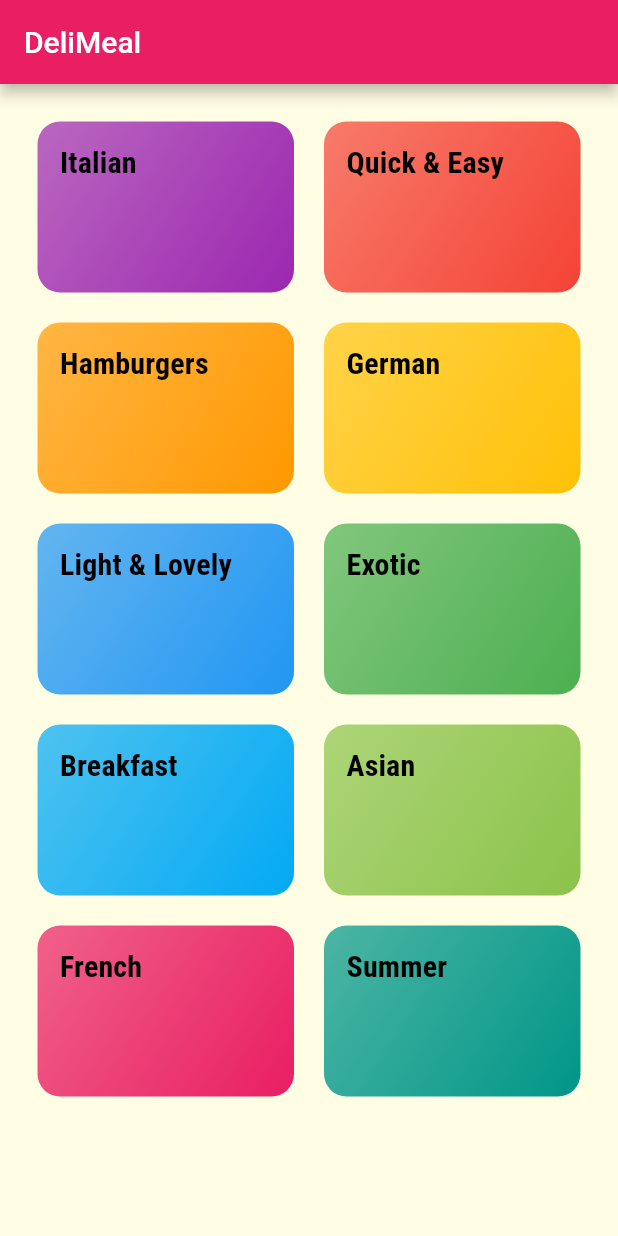
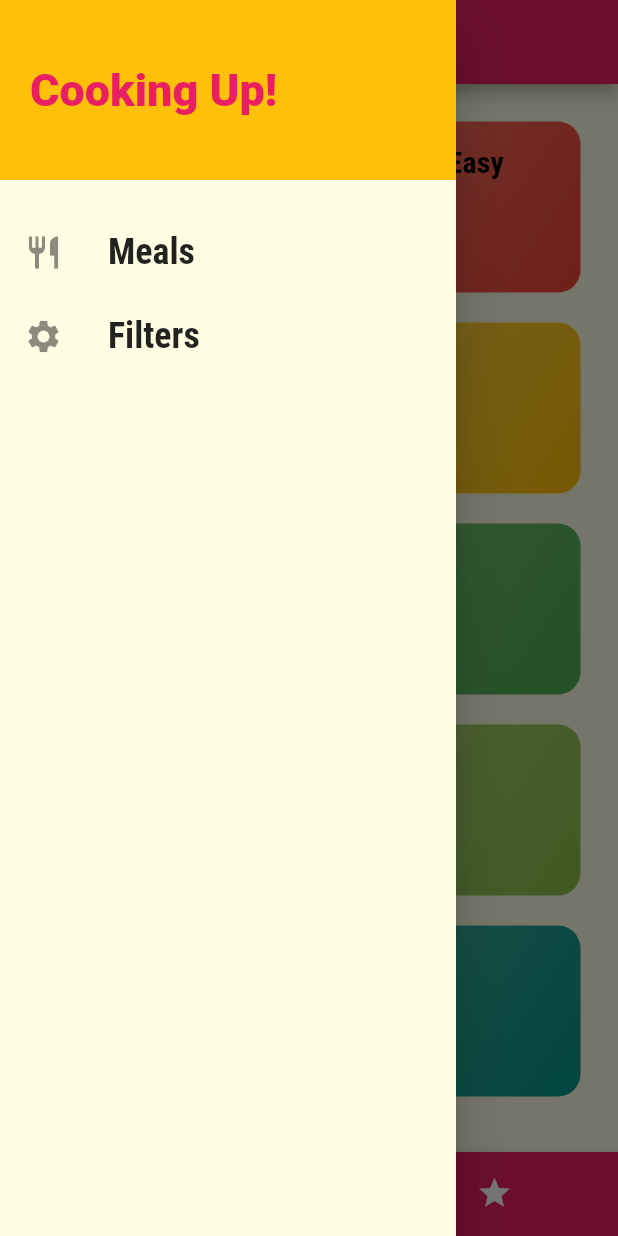
Before and after one commit to piusgori/shop-app, a Flutter app: the screen it shows after launch, with the side drawer open (before the commit the screen has no drawer), on a phone screen of 412 x 824 dp. Run offline on Flutter 3.47's test engine with Material 2 defaults, Android fonts, the phone set to English and light mode, and no system bars.

Commit message:
added drawer tab navigation

```diff
--- a/lib/main.dart
+++ b/lib/main.dart
@@ -1,6 +1,8 @@
 import 'package:flutter/material.dart';
-import 'package:flutter_complete_guide/categories_screen.dart';
-import 'package:flutter_complete_guide/category_meals_screen.dart';
+import 'package:flutter_complete_guide/screens/category_meals_screen.dart';
+import 'package:flutter_complete_guide/screens/categories_screen.dart';
+import 'package:flutter_complete_guide/screens/meal_detail_screen.dart';
+import 'package:flutter_complete_guide/screens/tabs_Screen.dart';
 
 void main() => runApp(MyApp());
 
@@ -8,6 +10,7 @@ class MyApp extends StatelessWidget {
   @override
   Widget build(BuildContext context) {
     return MaterialApp(
+      debugShowCheckedModeBanner: false,
       title: 'DeliMeals',
       theme: ThemeData(
         primarySwatch: Colors.pink,
@@ -15,24 +18,26 @@ class MyApp extends StatelessWidget {
         canvasColor: Color.fromRGBO(255, 254, 229, 1),
         fontFamily: 'Raleway',
         textTheme: ThemeData.light().textTheme.copyWith(
-          bodySmall: TextStyle(
-            color: Color.fromRGBO(20, 51, 51, 1)
-          ),
-          labelSmall: TextStyle(
-            color: Color.fromRGBO(20, 51, 51, 1)
-          ),
-          titleSmall: TextStyle(
-            fontFamily: 'RobotoCondensed',
-            fontSize: 20,
-            fontWeight: FontWeight.bold
-          ),
-        ),
+              bodySmall: TextStyle(color: Color.fromRGBO(20, 51, 51, 1)),
+              labelSmall: TextStyle(color: Color.fromRGBO(20, 51, 51, 1)),
+              titleSmall: TextStyle(
+                  fontFamily: 'RobotoCondensed',
+                  fontSize: 20,
+                  fontWeight: FontWeight.bold),
+            ),
       ),
-      home: CategoriesScreen(),
+      // home: CategoriesScreen(),
       routes: {
+        '/': (ctx) => TabsScreen(),
         CategoryMealsScreen.routeName: (ctx) => CategoryMealsScreen(),
+        MealDetailScreen.routeName: (ctx) => MealDetailScreen(),
       },
-
+      onGenerateRoute: (setting) {
+        return MaterialPageRoute(builder: (ctx) => CategoriesScreen());
+      },
+      onUnknownRoute: (settings) {
+        return MaterialPageRoute(builder: (ctx) => CategoriesScreen());
+      },
     );
   }
 }
--- a/lib/categories_screen.dart
+++ b/lib/screens/categories_screen.dart
@@ -1,19 +1,14 @@
 import 'package:flutter/material.dart';
 import 'package:flutter_complete_guide/dummy_data.dart';
-import 'package:flutter_complete_guide/category_item.dart';
+import 'package:flutter_complete_guide/widgets/category_item.dart';
 
 class CategoriesScreen extends StatelessWidget {
   @override
   Widget build(BuildContext context) {
-    return Scaffold(
-      appBar: AppBar(
-        title: const Text('DeliMeal'),
-      ),
-      body: GridView(
+    return GridView(
         padding: const EdgeInsets.all(25),
         gridDelegate: SliverGridDelegateWithMaxCrossAxisExtent(maxCrossAxisExtent: 200, childAspectRatio: 1.5, crossAxisSpacing: 20, mainAxisSpacing: 20),
         children: DUMMY_CATEGORIES.map((catData) => CategoryItem(catData.title, catData.color, catData.id)).toList(),
-      ),
     );
   }
 }
--- a/lib/category_meals_screen.dart
+++ b/lib/screens/category_meals_screen.dart
@@ -1,5 +1,6 @@
 import 'package:flutter/material.dart';
-import './dummy_data.dart';
+import 'package:flutter_complete_guide/dummy_data.dart';
+import 'package:flutter_complete_guide/widgets/meal_item.dart';
 
 class CategoryMealsScreen extends StatelessWidget {
   // final String categoryId;
@@ -27,7 +28,7 @@ class CategoryMealsScreen extends StatelessWidget {
       ),
       body: ListView.builder(
         itemBuilder: (ctx, index) {
-          return Text(categoryMeals[index].title);
+          return MealItem(title: categoryMeals[index].title, imageUrl: categoryMeals[index].imageUrl, affordability: categoryMeals[index].affordability, complexity: categoryMeals[index].complexity, duration: categoryMeals[index].duration, id: categoryMeals[index].id,);
         },
         itemCount: categoryMeals.length,
       ),
--- /dev/null
+++ b/lib/screens/tabs_screen.dart
@@ -0,0 +1,55 @@
+import 'package:flutter/material.dart';
+import 'package:flutter_complete_guide/screens/categories_screen.dart';
+import 'package:flutter_complete_guide/screens/favorites_screen.dart';
+import 'package:flutter_complete_guide/widgets/main_drawer.dart';
+
+class TabsScreen extends StatefulWidget {
+  @override
+  State<TabsScreen> createState() => _TabsScreenState();
+}
+
+class _TabsScreenState extends State<TabsScreen> {
+  final List<Map<String, dynamic>> _pages = [
+    { 'page': CategoriesScreen(), 'title': 'Categories' },
+    { 'page': FavoritesScreen(), "title": 'Your Favorites' },
+  ];
+
+  int _selectePageIndex = 0;
+
+  void _selectPage(int index) {
+    setState(() {
+      _selectePageIndex = index;
+    });
+  }
+
+  @override
+  Widget build(BuildContext context) {
+    return Scaffold(
+      appBar: AppBar(
+        title: Text(_pages[_selectePageIndex]['title']),
+      ),
+      drawer: MainDrawer(),
+      body: _pages[_selectePageIndex]['page'],
+      bottomNavigationBar: BottomNavigationBar(
+        onTap: _selectPage,
+        backgroundColor: Theme.of(context).primaryColor,
+        unselectedItemColor: Colors.white,
+        selectedItemColor: Colors.amber,
+        currentIndex: _selectePageIndex,
+        type: BottomNavigationBarType.shifting,
+        items: [
+          BottomNavigationBarItem(
+            backgroundColor: Theme.of(context).primaryColor,
+            icon: Icon(Icons.category),
+            label: 'Categories',
+          ),
+          BottomNavigationBarItem(
+            backgroundColor: Theme.of(context).primaryColor,
+            icon: Icon(Icons.star),
+            label: 'Favorites',
+          ),
+        ],
+      ),
+    );
+  }
+}
--- a/lib/category_item.dart
+++ b/lib/widgets/category_item.dart
@@ -1,5 +1,5 @@
 import 'package:flutter/material.dart';
-import 'package:flutter_complete_guide/category_meals_screen.dart';
+import 'package:flutter_complete_guide/screens/category_meals_screen.dart';
 
 class CategoryItem extends StatelessWidget {
   final String id;
--- /dev/null
+++ b/lib/widgets/main_drawer.dart
@@ -0,0 +1,44 @@
+import 'package:flutter/material.dart';
+
+class MainDrawer extends StatelessWidget {
+  Widget builtListTile(String title, IconData icon) {
+    return ListTile(
+      leading: Icon(icon, size: 26),
+      title: Text(title,
+          style: TextStyle(
+              fontFamily: 'RobotoCondensed',
+              fontSize: 24,
+              fontWeight: FontWeight.bold)),
+      onTap: () {},
+    );
+  }
+
+  @override
+  Widget build(BuildContext context) {
+    return Drawer(
+      child: Column(
+        children: <Widget>[
+          Container(
+            height: 120,
+            width: double.infinity,
+            padding: EdgeInsets.all(20),
+            color: Theme.of(context).accentColor,
+            alignment: Alignment.centerLeft,
+            child: Text(
+              'Cooking Up!',
+              style: TextStyle(
+                  fontWeight: FontWeight.w900,
+                  fontSize: 30,
+                  color: Theme.of(context).primaryColor),
+            ),
+          ),
+          SizedBox(
+            height: 20,
+          ),
+          builtListTile('Meals', Icons.restaurant),
+          builtListTile('Filters', Icons.settings),
+        ],
+      ),
+    );
+  }
+}
```
Also changed, not shown: lib/screens/favorites_screen.dart (added, +10 -0 lines), lib/screens/meal_detail_screen.dart (added, +76 -0 lines), lib/widgets/meal_item.dart (added, +142 -0 lines), lib/meal_item.dart (deleted).
